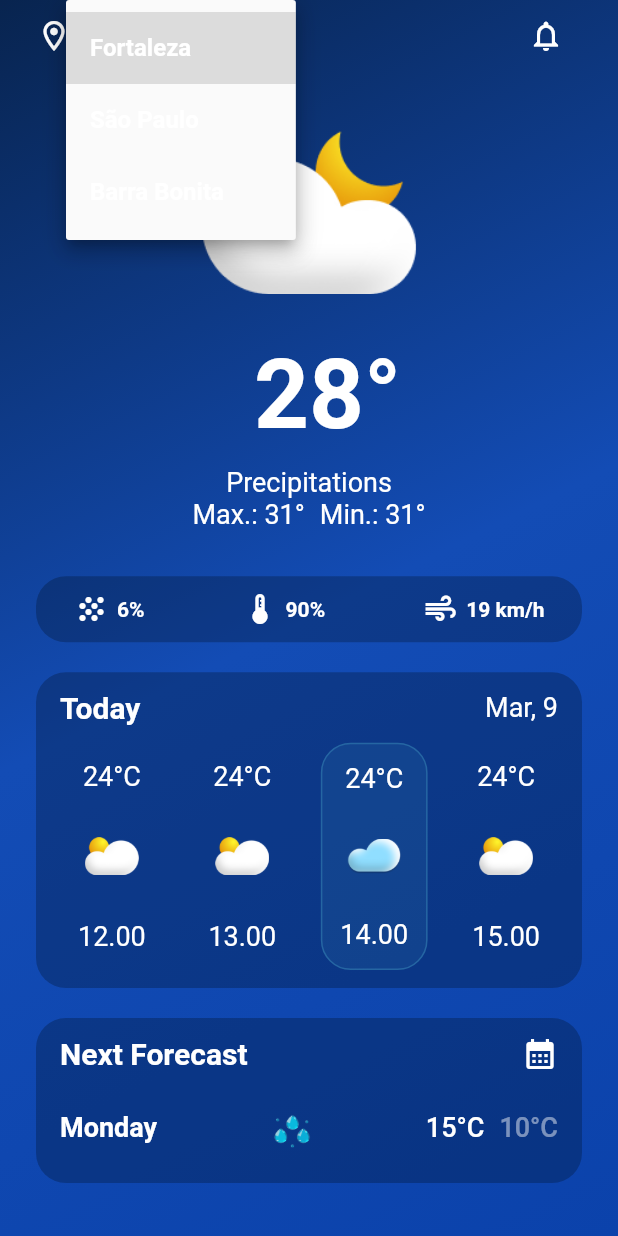
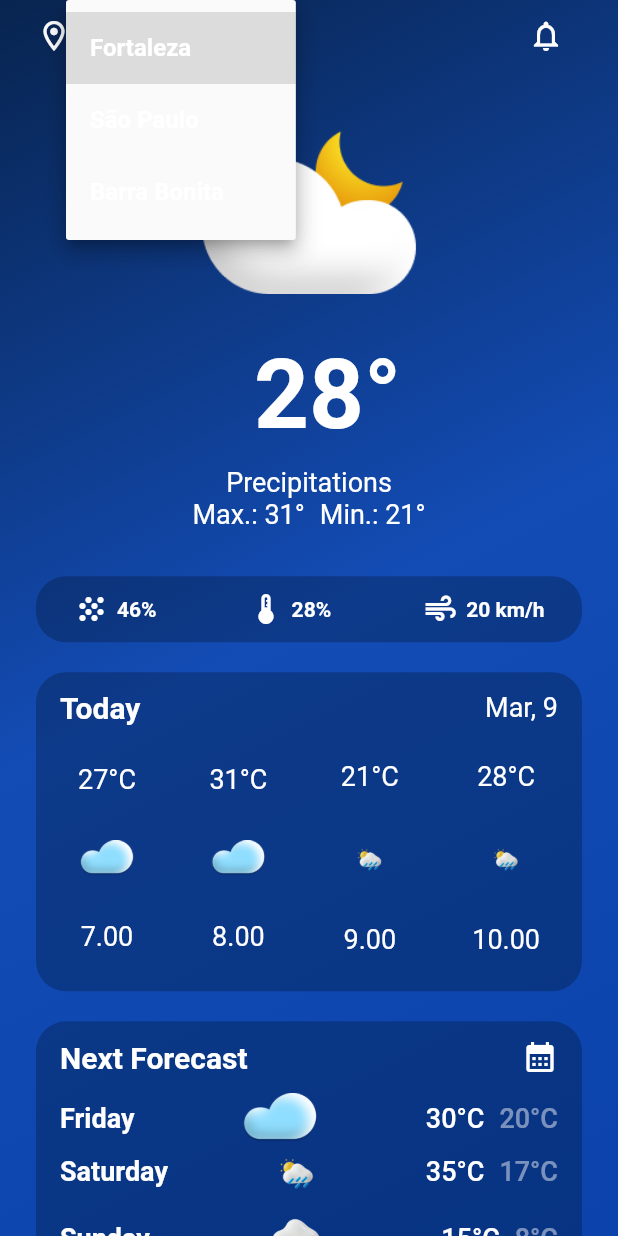
Before and after one commit to wRiqie/weather_clean_app, a Flutter app: the screen it shows after launch, after a tap on "Fortaleza", on a phone screen of 412 x 824 dp. Run offline on Flutter 3.47's test engine with Material 2 defaults, Android fonts, the light colour scheme and no system bars; our stand-ins replace flutter_bloc, get_it, google_fonts.

Commit message:
feat: states in weather screen

```diff
--- a/lib/core/extensions.dart
+++ b/lib/core/extensions.dart
@@ -6,3 +6,7 @@ extension ListExt<T> on List<T> {
     return null;
   }
 }
+
+extension StringExt on String {
+  String get toCapitalized => this[0].toUpperCase() + substring(1);
+}
--- a/lib/features/data/datasources/local/get_day_weather_forecast_local_datasource_imp.dart
+++ b/lib/features/data/datasources/local/get_day_weather_forecast_local_datasource_imp.dart
@@ -49,8 +49,9 @@ class GetDayWeatherForecastLocalDataSourceImp
   @override
   Future<DefaultResponseEntity<DayWeatherForecastsEntity>> call(
       DateTime date, LocationEntity location) {
-    return Future.value(
-      DefaultResponseEntity(
+    return Future.delayed(
+      const Duration(seconds: 4),
+      () => DefaultResponseEntity(
         isSuccess: true,
         data: DayWeatherForecastsDto.fromMap(jsonMap),
       ),
--- a/lib/features/data/datasources/local/get_next_day_weather_forecasts_local_datasource_imp.dart
+++ b/lib/features/data/datasources/local/get_next_day_weather_forecasts_local_datasource_imp.dart
@@ -1,4 +1,3 @@
-
 import '../../../domain/entities/default_response_entity.dart';
 import '../../../domain/entities/location_entity.dart';
 import '../../../domain/entities/next_day_weather_forecast_entity.dart';
@@ -31,8 +30,9 @@ class GetNextDayWeatherForecastsLocalDatasourceImp
   @override
   Future<DefaultResponseEntity<List<NextDayWeatherForecastEntity>>> call(
       DateTime date, LocationEntity location) {
-    return Future.value(
-      DefaultResponseEntity(
+    return Future.delayed(
+      const Duration(seconds: 3),
+      () => DefaultResponseEntity(
           isSuccess: true,
           data: jsonMap
               .map((e) => NextDayWeatherForecastDto.fromMap(e))
--- a/lib/features/domain/entities/day_weather_entity.dart
+++ b/lib/features/domain/entities/day_weather_entity.dart
@@ -24,4 +24,11 @@ extension DayWeatherListExt on List<DayWeatherEntity> {
   int get min => temps.reduce(math.min);
 
   int get max => temps.reduce(math.max);
+
+  List<DayWeatherEntity> get orderByHour {
+    sort(
+      (a, b) => a.hour.compareTo(b.hour),
+    );
+    return this;
+  }
 }
--- /dev/null
+++ b/lib/features/domain/enums/days_of_week_enum.dart
@@ -0,0 +1,17 @@
+enum DayOfWeekEnum {
+  sunday(weekDay: DateTime.sunday),
+  monday(weekDay: DateTime.monday),
+  tuesday(weekDay: DateTime.tuesday),
+  wednesday(weekDay: DateTime.wednesday),
+  thursday(weekDay: DateTime.thursday),
+  friday(weekDay: DateTime.friday),
+  saturday(weekDay: DateTime.saturday);
+
+  const DayOfWeekEnum({required this.weekDay});
+
+  final int weekDay;
+
+  static DayOfWeekEnum getByWeekDay(int weekDay) {
+    return DayOfWeekEnum.values.firstWhere((e) => e.weekDay == weekDay);
+  }
+}
--- a/lib/features/domain/enums/forecast.dart
+++ b/lib/features/domain/enums/forecast.dart
@@ -1,10 +1,13 @@
+import 'package:weather_clean_app/core/images.dart';
+
 enum Forecast {
-  clean(id: 1),
-  rain(id: 2),
-  cloudy(id: 3),
-  storm(id: 4);
+  clean(id: 1, imgPath: Images.cloudSun),
+  rain(id: 2, imgPath: Images.cloudSunRain),
+  cloudy(id: 3, imgPath: Images.cloud),
+  storm(id: 4, imgPath: Images.cloudRain);
 
-  const Forecast({required this.id});
+  const Forecast({required this.id, required this.imgPath});
 
   final int id;
+  final String imgPath;
 }
--- a/lib/features/presentation/ui/screens/weather_screen.dart
+++ b/lib/features/presentation/ui/screens/weather_screen.dart
@@ -2,8 +2,11 @@ import 'package:flutter/material.dart';
 import 'package:flutter_bloc/flutter_bloc.dart';
 import 'package:get_it/get_it.dart';
 import 'package:google_fonts/google_fonts.dart';
+import 'package:weather_clean_app/core/extensions.dart';
 import 'package:weather_clean_app/core/images.dart';
+import 'package:weather_clean_app/features/domain/entities/day_weather_entity.dart';
 import 'package:weather_clean_app/features/domain/entities/location_entity.dart';
+import 'package:weather_clean_app/features/domain/enums/days_of_week_enum.dart';
 import 'package:weather_clean_app/features/presentation/blocs/weather/weather_bloc.dart';
 import 'package:weather_clean_app/features/presentation/blocs/weather/weather_event.dart';
 import 'package:weather_clean_app/features/presentation/blocs/weather/weather_state.dart';
@@ -66,9 +69,9 @@ class _WeatherScreenState extends State<WeatherScreen> {
             ),
           ),
           SafeArea(
+            child: SingleChildScrollView(
               child: Padding(
                 padding: const EdgeInsets.symmetric(horizontal: 24),
-              child: SingleChildScrollView(
                 child: Column(
                   children: [
                     Row(
@@ -148,14 +151,28 @@ class _WeatherScreenState extends State<WeatherScreen> {
                             color: Colors.transparent,
                           ),
                         ),
-                        Text(
-                          '28°',
+                        BlocBuilder<WeatherBloc, WeatherState>(
+                            bloc: weatherBloc,
+                            builder: (context, state) {
+                              if (state.status.isSuccess) {
+                                return Text(
+                                  '${state.dayWeatherForecasts?.weathers.first.temperature ?? 0}°',
                                   style: GoogleFonts.roboto(
                                     fontSize: 64,
                                     fontWeight: FontWeight.w600,
                                     color: Colors.white,
                                   ),
+                                );
+                              }
+                              return Text(
+                                '0°',
+                                style: GoogleFonts.roboto(
+                                  fontSize: 64,
+                                  fontWeight: FontWeight.w600,
+                                  color: Colors.white,
                                 ),
+                              );
+                            }),
                       ],
                     ),
                     const SizedBox(
@@ -171,22 +188,50 @@ class _WeatherScreenState extends State<WeatherScreen> {
                     Row(
                       mainAxisAlignment: MainAxisAlignment.center,
                       children: [
-                        Text(
-                          'Max.: 31°',
+                        BlocBuilder<WeatherBloc, WeatherState>(
+                          bloc: weatherBloc,
+                          builder: (context, state) {
+                            if (state.status.isSuccess) {
+                              return Text(
+                                'Max.: ${state.dayWeatherForecasts?.weathers.max ?? 0}°',
                                 style: GoogleFonts.roboto(
                                   fontSize: 18,
                                   color: Colors.white,
                                 ),
+                              );
+                            }
+                            return Text(
+                              'Max.: 0°',
+                              style: GoogleFonts.roboto(
+                                fontSize: 18,
+                                color: Colors.white,
+                              ),
+                            );
+                          },
                         ),
                         const SizedBox(
                           width: 10,
                         ),
-                        Text(
-                          'Min.: 31°',
+                        BlocBuilder<WeatherBloc, WeatherState>(
+                          bloc: weatherBloc,
+                          builder: (context, state) {
+                            if (state.status.isSuccess) {
+                              return Text(
+                                'Min.: ${state.dayWeatherForecasts?.weathers.min ?? 0}°',
                                 style: GoogleFonts.roboto(
                                   fontSize: 18,
                                   color: Colors.white,
                                 ),
+                              );
+                            }
+                            return Text(
+                              'Min.: 0°',
+                              style: GoogleFonts.roboto(
+                                fontSize: 18,
+                                color: Colors.white,
+                              ),
+                            );
+                          },
                         ),
                       ],
                     ),
@@ -200,24 +245,52 @@ class _WeatherScreenState extends State<WeatherScreen> {
                           borderRadius: BorderRadius.circular(20),
                           color: cardColor,
                         ),
-                      child: Row(
+                        child: BlocBuilder<WeatherBloc, WeatherState>(
+                          bloc: weatherBloc,
+                          builder: (context, state) {
+                            if (state.status.isSuccess) {
+                              return Row(
+                                mainAxisAlignment:
+                                    MainAxisAlignment.spaceBetween,
+                                children: [
+                                  LabelIcon(
+                                    icon: Icons.grain,
+                                    label:
+                                        '${(state.dayWeatherForecasts?.weathers.first.rainfallChance ?? 0).toStringAsFixed(0)}%',
+                                  ),
+                                  LabelIcon(
+                                    icon: Icons.thermostat,
+                                    label:
+                                        '${state.dayWeatherForecasts?.weathers.first.temperature ?? 0}%',
+                                  ),
+                                  LabelIcon(
+                                    icon: Icons.air,
+                                    label:
+                                        '${state.dayWeatherForecasts?.weathers.first.windsVelocity ?? 0} km/h',
+                                  ),
+                                ],
+                              );
+                            }
+
+                            return Row(
                               mainAxisAlignment: MainAxisAlignment.spaceBetween,
                               children: const [
                                 LabelIcon(
                                   icon: Icons.grain,
-                            label: '6%',
+                                  label: '0%',
                                 ),
                                 LabelIcon(
                                   icon: Icons.thermostat,
-                            label: '90%',
+                                  label: '0%',
                                 ),
                                 LabelIcon(
                                   icon: Icons.air,
-                            label: '19 km/h',
+                                  label: '0 km/h',
                                 ),
                               ],
-                      ),
-                    ),
+                            );
+                          },
+                        )),
                     const SizedBox(
                       height: 20,
                     ),
@@ -231,51 +304,57 @@ class _WeatherScreenState extends State<WeatherScreen> {
                         ),
                       ),
                       children: [
-                        Row(
-                          mainAxisAlignment: MainAxisAlignment.spaceBetween,
-                          children: const [
-                            ForecastCard(
-                              hour: 12,
-                              image: Images.cloudSun,
-                              temp: 24,
-                            ),
-                            ForecastCard(
-                              hour: 13,
-                              image: Images.cloudSun,
-                              temp: 24,
-                            ),
-                            ForecastCard(
-                              hour: 14,
-                              image: Images.cloud,
-                              temp: 24,
-                              isSelected: true,
-                            ),
-                            ForecastCard(
-                              hour: 15,
-                              image: Images.cloudSun,
-                              temp: 24,
-                            ),
-                          ],
+                        BlocBuilder<WeatherBloc, WeatherState>(
+                          bloc: weatherBloc,
+                          builder: (context, state) {
+                            if (state.status.isSuccess) {
+                              return Row(
+                                mainAxisAlignment:
+                                    MainAxisAlignment.spaceBetween,
+                                children: state.dayWeatherForecasts?.weathers
+                                        .orderByHour
+                                        .map((e) => ForecastCard(
+                                            hour: e.hour,
+                                            image: e.forecast.imgPath,
+                                            temp: e.temperature))
+                                        .toList() ??
+                                    [],
+                              );
+                            }
+                            return Container();
+                          },
                         ),
                       ],
                     ),
                     const SizedBox(
                       height: 20,
                     ),
-                    const WeatherCard(
+                    BlocBuilder<WeatherBloc, WeatherState>(
+                      bloc: weatherBloc,
+                      builder: (context, state) {
+                        return WeatherCard(
                           title: 'Next Forecast',
-                      subtitleWidget: Icon(
+                          subtitleWidget: const Icon(
                             Icons.calendar_month,
                             color: Colors.white,
                           ),
-                      children: [
-                        NextForecastListTile(
-                          day: 'Monday',
-                          image: Images.rainDrops,
-                          max: 15,
-                          min: 10,
+                          children: state.status.isSuccess
+                              ? state.nexDayWeatherForecasts
+                                  .map(
+                                    (e) => NextForecastListTile(
+                                      day: DayOfWeekEnum.getByWeekDay(
+                                              e.dayOfWeek)
+                                          .name
+                                          .toCapitalized,
+                                      image: e.forecast.imgPath,
+                                      max: e.maxTemp,
+                                      min: e.minTemp,
                                     ),
-                      ],
+                                  )
+                                  .toList()
+                              : [],
+                        );
+                      },
                     ),
                     const SizedBox(
                       height: 20,
```
Lines whose indentation alone changed are shown as unchanged.
